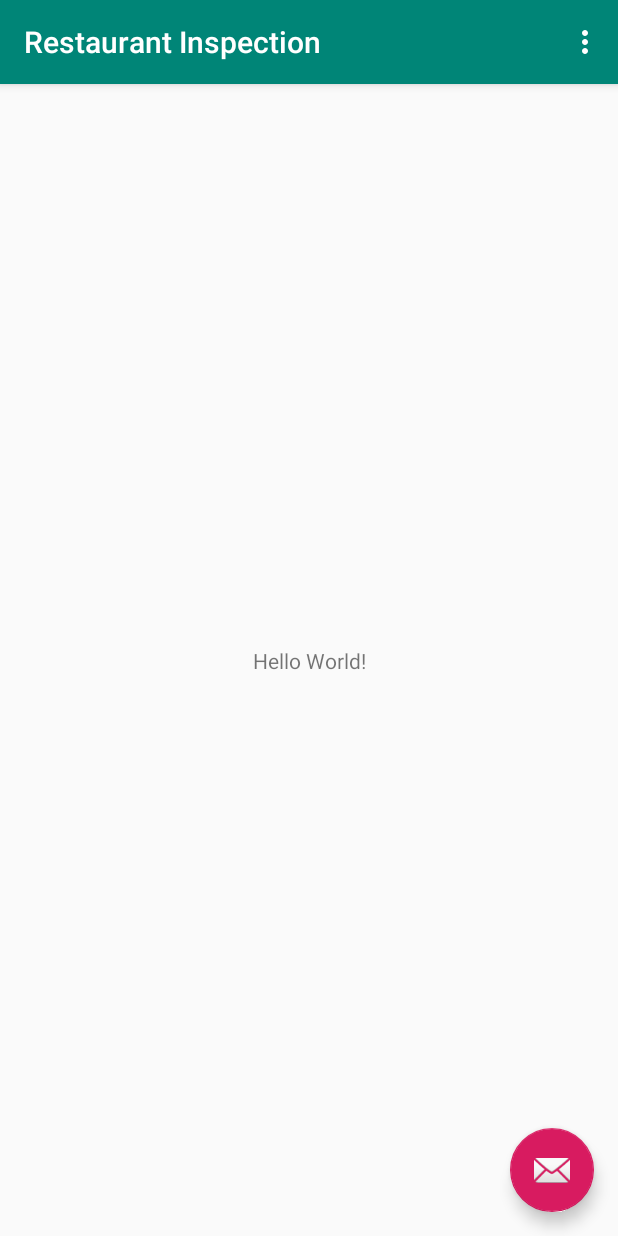
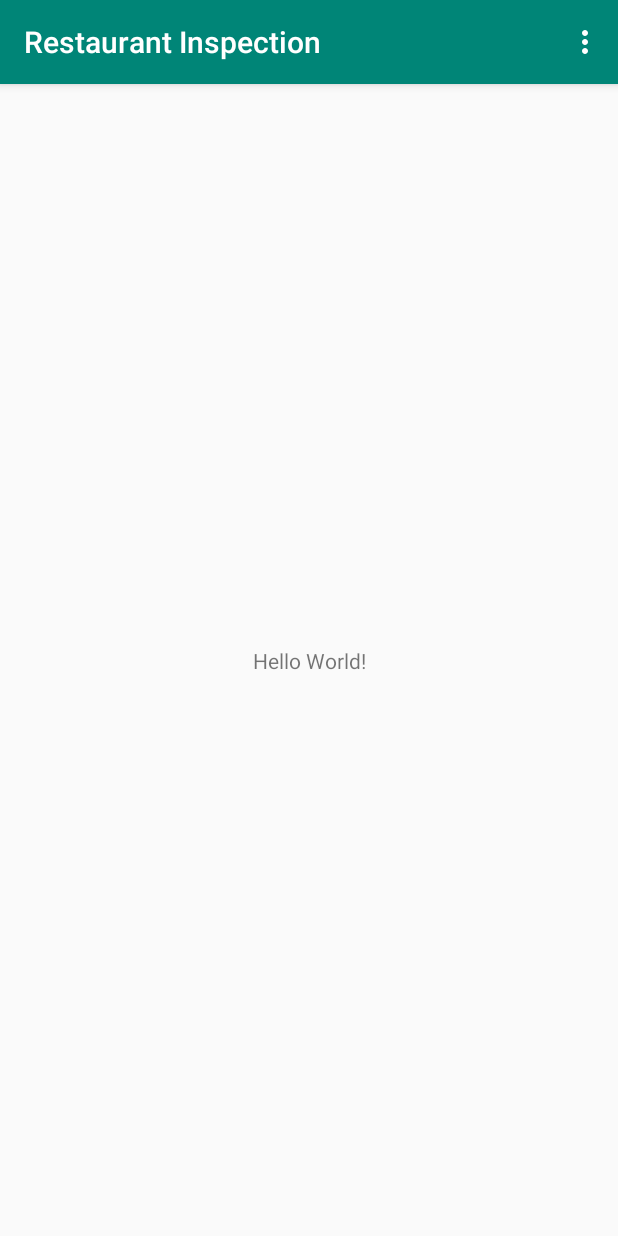
Before and after one commit to xubinw427/Restaurant-Inspection, an Android app: the screen it shows after launch (MainActivity), on a phone screen of 412 x 824 dp. Run offline under Robolectric (Android 15) with nearby library versions, the phone set to English and light mode, and no system bars.

Commit message:
Got rid of floating action button; changed ID in Restaurant to id

```diff
--- a/app/src/main/java/ca/cmpt276/restaurantinspection/MainActivity.java
+++ b/app/src/main/java/ca/cmpt276/restaurantinspection/MainActivity.java
@@ -20,7 +20,6 @@ import ca.cmpt276.restaurantinspection.Model.Violation;
 import ca.cmpt276.restaurantinspection.Model.ViolationsMap;
 
 public class MainActivity extends AppCompatActivity {
-    private ViolationsMap violationsMap;
 
     @Override
     protected void onCreate(Bundle savedInstanceState) {
@@ -28,15 +27,6 @@ public class MainActivity extends AppCompatActivity {
         setContentView(R.layout.activity_main);
         Toolbar toolbar = findViewById(R.id.toolbar);
         setSupportActionBar(toolbar);
-
-        FloatingActionButton fab = findViewById(R.id.fab);
-        fab.setOnClickListener(new View.OnClickListener() {
-            @Override
-            public void onClick(View view) {
-                Snackbar.make(view, "Replace with your own action", Snackbar.LENGTH_LONG)
-                        .setAction("Action", null).show();
-            }
-        });
     }
 
     @Override
--- a/app/src/main/res/layout/activity_main.xml
+++ b/app/src/main/res/layout/activity_main.xml
@@ -22,12 +22,4 @@
 
     <include layout="@layout/content_main" />
 
-    <com.google.android.material.floatingactionbutton.FloatingActionButton
-        android:id="@+id/fab"
-        android:layout_width="wrap_content"
-        android:layout_height="wrap_content"
-        android:layout_gravity="bottom|end"
-        android:layout_margin="@dimen/fab_margin"
-        app:srcCompat="@android:drawable/ic_dialog_email" />
-
 </androidx.coordinatorlayout.widget.CoordinatorLayout>
```
Also changed, not shown: app/src/main/java/ca/cmpt276/restaurantinspection/Model/Restaurant.java (+4 -4 lines).
